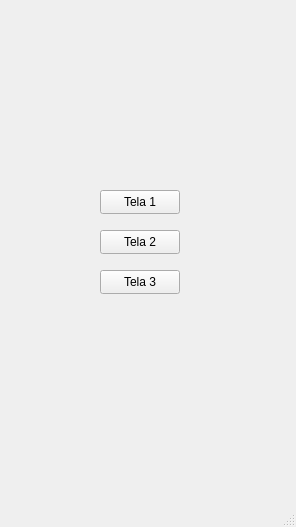
First picture: the form in mainwindow.ui, repository rdalmarco/ddm, before the edit.
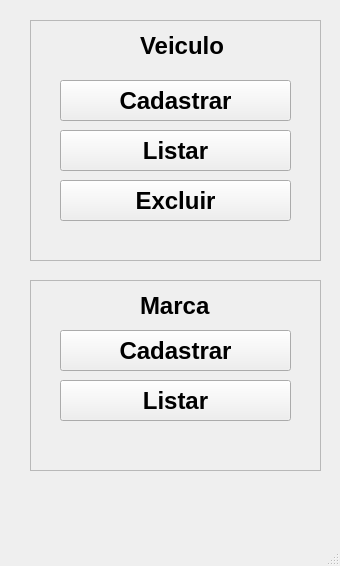
Second picture: the form after the edit.

Diff of the .ui file:
```diff
--- a/mainwindow.ui
+++ b/mainwindow.ui
@@ -6,52 +6,178 @@
    <rect>
     <x>0</x>
     <y>0</y>
-    <width>296</width>
-    <height>527</height>
+    <width>340</width>
+    <height>566</height>
    </rect>
   </property>
   <property name="windowTitle">
    <string>MainWindow</string>
   </property>
   <widget class="QWidget" name="centralwidget">
-   <widget class="QPushButton" name="pushButton_1">
+   <widget class="QFrame" name="frame">
     <property name="geometry">
      <rect>
-      <x>100</x>
-      <y>190</y>
-      <width>80</width>
-      <height>24</height>
+      <x>30</x>
+      <y>20</y>
+      <width>291</width>
+      <height>241</height>
      </rect>
     </property>
-    <property name="text">
-     <string>Tela 1</string>
+    <property name="frameShape">
+     <enum>QFrame::StyledPanel</enum>
     </property>
-   </widget>
-   <widget class="QPushButton" name="pushButton_2">
-    <property name="geometry">
-     <rect>
-      <x>100</x>
-      <y>230</y>
-      <width>80</width>
-      <height>24</height>
-     </rect>
+    <property name="frameShadow">
+     <enum>QFrame::Raised</enum>
     </property>
-    <property name="text">
-     <string>Tela 2</string>
-    </property>
+    <widget class="QPushButton" name="pushButton_3">
+     <property name="geometry">
+      <rect>
+       <x>30</x>
+       <y>160</y>
+       <width>231</width>
+       <height>41</height>
+      </rect>
+     </property>
+     <property name="font">
+      <font>
+       <pointsize>18</pointsize>
+       <bold>true</bold>
+      </font>
+     </property>
+     <property name="text">
+      <string>Excluir</string>
+     </property>
+    </widget>
+    <widget class="QPushButton" name="pushButton_1">
+     <property name="geometry">
+      <rect>
+       <x>30</x>
+       <y>60</y>
+       <width>231</width>
+       <height>41</height>
+      </rect>
+     </property>
+     <property name="font">
+      <font>
+       <pointsize>18</pointsize>
+       <bold>true</bold>
+      </font>
+     </property>
+     <property name="text">
+      <string>Cadastrar</string>
+     </property>
+    </widget>
+    <widget class="QPushButton" name="pushButton_2">
+     <property name="geometry">
+      <rect>
+       <x>30</x>
+       <y>110</y>
+       <width>231</width>
+       <height>41</height>
+      </rect>
+     </property>
+     <property name="font">
+      <font>
+       <pointsize>18</pointsize>
+       <bold>true</bold>
+      </font>
+     </property>
+     <property name="text">
+      <string>Listar</string>
+     </property>
+    </widget>
+    <widget class="QLabel" name="label">
+     <property name="geometry">
+      <rect>
+       <x>110</x>
+       <y>10</y>
+       <width>101</width>
+       <height>31</height>
+      </rect>
+     </property>
+     <property name="font">
+      <font>
+       <pointsize>18</pointsize>
+       <bold>true</bold>
+      </font>
+     </property>
+     <property name="text">
+      <string>Veiculo</string>
+     </property>
+    </widget>
    </widget>
-   <widget class="QPushButton" name="pushButton_3">
+   <widget class="QFrame" name="frame_2">
     <property name="geometry">
      <rect>
-      <x>100</x>
-      <y>270</y>
-      <width>80</width>
-      <height>24</height>
+      <x>30</x>
+      <y>280</y>
+      <width>291</width>
+      <height>191</height>
      </rect>
     </property>
-    <property name="text">
-     <string>Tela 3</string>
+    <property name="frameShape">
+     <enum>QFrame::StyledPanel</enum>
     </property>
+    <property name="frameShadow">
+     <enum>QFrame::Raised</enum>
+    </property>
+    <widget class="QPushButton" name="pushButton_4">
+     <property name="geometry">
+      <rect>
+       <x>30</x>
+       <y>50</y>
+       <width>231</width>
+       <height>41</height>
+      </rect>
+     </property>
+     <property name="font">
+      <font>
+       <pointsize>18</pointsize>
+       <bold>true</bold>
+      </font>
+     </property>
+     <property name="text">
+      <string>Cadastrar</string>
+     </property>
+    </widget>
+    <widget class="QLabel" name="label_2">
+     <property name="geometry">
+      <rect>
+       <x>110</x>
+       <y>10</y>
+       <width>101</width>
+       <height>31</height>
+      </rect>
+     </property>
+     <property name="font">
+      <font>
+       <pointsize>18</pointsize>
+       <bold>true</bold>
+      </font>
+     </property>
+     <property name="text">
+      <string>Marca</string>
+     </property>
+    </widget>
+    <widget class="QPushButton" name="pushButton_5">
+     <property name="geometry">
+      <rect>
+       <x>30</x>
+       <y>100</y>
+       <width>231</width>
+       <height>41</height>
+      </rect>
+     </property>
+     <property name="font">
+      <font>
+       <pointsize>18</pointsize>
+       <bold>true</bold>
+      </font>
+     </property>
+     <property name="text">
+      <string>Listar</string>
+     </property>
+    </widget>
    </widget>
   </widget>
   <widget class="QMenuBar" name="menubar">
```
Left out of the diff: 2 changed lines with no effect on the pictures.
